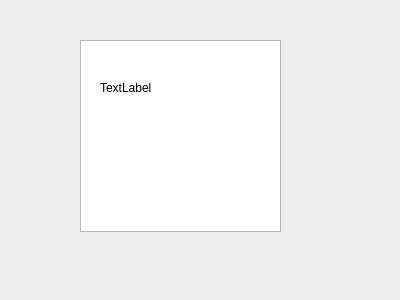
This is layouts/profile_pane.ui in ryantrain/Prodmax as Qt 5 draws it before an edit. The edited form follows.
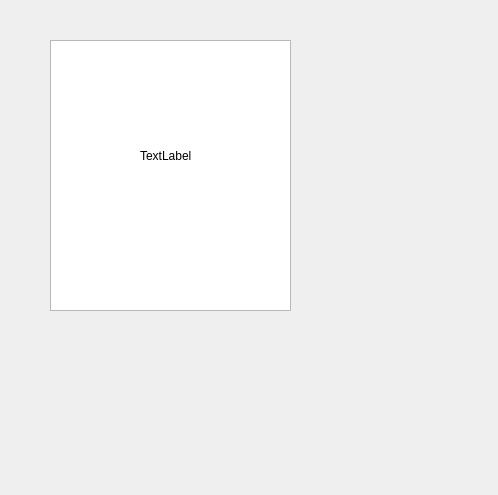
This is the edited form.

Diff of the .ui file:
```diff
--- a/layouts/profile_pane.ui
+++ b/layouts/profile_pane.ui
@@ -6,8 +6,8 @@
    <rect>
     <x>0</x>
     <y>0</y>
-    <width>400</width>
-    <height>300</height>
+    <width>498</width>
+    <height>495</height>
    </rect>
   </property>
   <property name="windowTitle">
@@ -16,20 +16,20 @@
   <widget class="QGraphicsView" name="profile_body">
    <property name="geometry">
     <rect>
-     <x>80</x>
+     <x>50</x>
      <y>40</y>
-     <width>201</width>
-     <height>192</height>
+     <width>241</width>
+     <height>271</height>
     </rect>
    </property>
   </widget>
   <widget class="QLabel" name="profile_name">
    <property name="geometry">
     <rect>
-     <x>100</x>
-     <y>80</y>
-     <width>55</width>
-     <height>16</height>
+     <x>140</x>
+     <y>120</y>
+     <width>131</width>
+     <height>71</height>
     </rect>
    </property>
    <property name="text">
```
